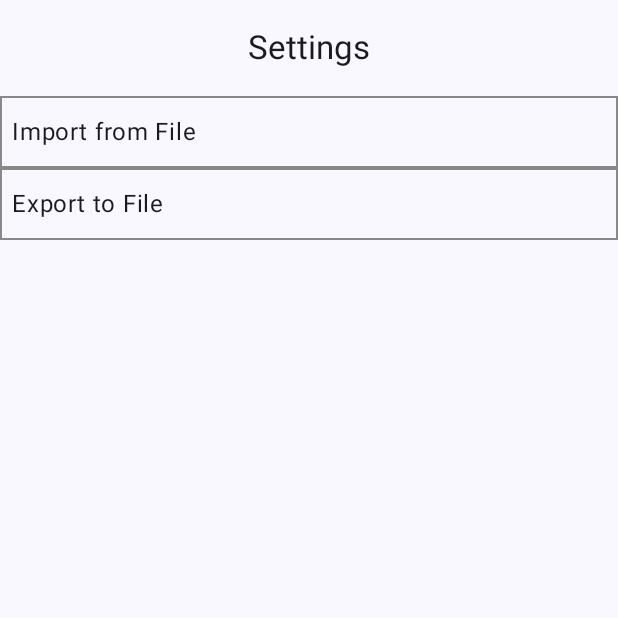
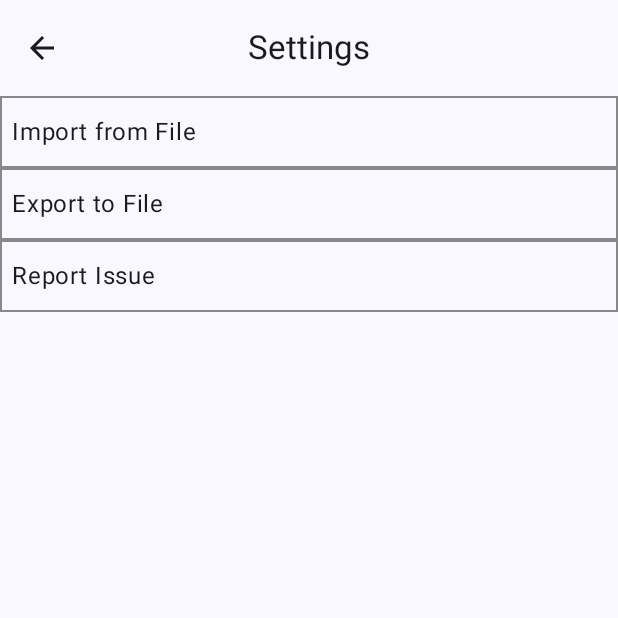
Before and after one commit to Donovan-Wilder/BloodPressureHQ, an Android app built with Jetpack Compose: the SettingsScreen screen opened through its navigation route, on a phone screen of 412 x 824 dp, the top half of it. Run offline under Robolectric (Android 15) with nearby library versions, the light colour scheme and no system bars; our stand-ins replace Room's generated code; libraries missing offline, so code that uses them is left out: com.github.mikephil.charting; 1 statement that could not run was skipped.

Commit message:
feat: added a back button

```diff
--- a/app/src/main/java/com/donovanwilder/android/bloodpressurehq/MainActivity.kt
+++ b/app/src/main/java/com/donovanwilder/android/bloodpressurehq/MainActivity.kt
@@ -72,14 +72,17 @@ class MainActivity : ComponentActivity() {
                                 viewModel.addRecords(record)
                             }
                         }
-                    val toast = Toast.makeText(LocalContext.current,"Records Added", Toast.LENGTH_SHORT)
-                    val exportCsvLauncher = rememberLauncherForActivityResult(ActivityResultContracts.StartActivityForResult()) { result ->
+                    val toast =
+                        Toast.makeText(LocalContext.current, "Records Added", Toast.LENGTH_SHORT)
+                    val exportCsvLauncher =
+                        rememberLauncherForActivityResult(ActivityResultContracts.StartActivityForResult()) { result ->
                             val uri = result.data!!.data!!
                             lifecycleScope.launch {
                                 try {
                                     val parcelFileDescriptor =
                                         contentResolver.openFileDescriptor(uri, "w")
-                                val fos = FileOutputStream(parcelFileDescriptor!!.fileDescriptor)
+                                    val fos =
+                                        FileOutputStream(parcelFileDescriptor!!.fileDescriptor)
                                     val bpRecordCsvString =
                                         CsvTools.createCsvString(viewModel.getAllRecords().first())
                                     val writer = OutputStreamWriter(fos)
@@ -92,7 +95,9 @@ class MainActivity : ComponentActivity() {
                             }
                             toast.show()
                         }
-
+                    val emailReportLauncher =
+                        rememberLauncherForActivityResult(ActivityResultContracts.StartActivityForResult()) { result ->
+                        }
 
                     NavHost(navController = navController, startDestination = "home_screen") {
                         composable("home_screen") {
@@ -103,11 +108,18 @@ class MainActivity : ComponentActivity() {
                             })
                         }
                         composable("settings_screen") {
-                            SettingsScreen(onImportCsv = {
+                            SettingsScreen(
+                                onImportCsv = {
                                     importCsvLauncher.launch(it)
                                 },
                                 onExportCsv = {
                                     exportCsvLauncher.launch(it)
+                                },
+                                onReportIssue = {
+                                   emailReportLauncher.launch(it)
+                                },
+                                onBackPressed = {
+                                    navController.popBackStack()
                                 })
                         }
                     }
--- a/app/src/main/java/com/donovanwilder/android/bloodpressurehq/ui/SettingsScreen.kt
+++ b/app/src/main/java/com/donovanwilder/android/bloodpressurehq/ui/SettingsScreen.kt
@@ -9,8 +9,12 @@ import androidx.compose.foundation.layout.Row
 import androidx.compose.foundation.layout.fillMaxWidth
 import androidx.compose.foundation.layout.height
 import androidx.compose.foundation.layout.padding
+import androidx.compose.material.icons.Icons
+import androidx.compose.material.icons.filled.ArrowBack
 import androidx.compose.material3.CenterAlignedTopAppBar
 import androidx.compose.material3.ExperimentalMaterial3Api
+import androidx.compose.material3.Icon
+import androidx.compose.material3.IconButton
 import androidx.compose.material3.Scaffold
 import androidx.compose.material3.Text
 import androidx.compose.runtime.Composable
@@ -25,15 +29,26 @@ import androidx.compose.ui.unit.dp
 @Preview
 @Composable
 fun SettingsScreenPreview() {
-    SettingsScreen({},{})
+    SettingsScreen({}, {},{},{})
 }
 
 @OptIn(ExperimentalMaterial3Api::class)
 @Composable
-fun SettingsScreen(onImportCsv:(Intent)->Unit,onExportCsv:(Intent)->Unit) {
+fun SettingsScreen(onImportCsv: (Intent) -> Unit, onExportCsv: (Intent) -> Unit, onReportIssue: (Intent)->Unit, onBackPressed: ()->Unit) {
 
     val toast = Toast.makeText(LocalContext.current, "File Imported", Toast.LENGTH_SHORT)
-    Scaffold(topBar = { CenterAlignedTopAppBar(title = { Text(text = "Settings") }) }) {
+    Scaffold(topBar = {
+        CenterAlignedTopAppBar(
+            title = { Text(text = "Settings") },
+            navigationIcon = {
+                IconButton(onClick = { onBackPressed }) {
+                    Icon(
+                        imageVector = Icons.Filled.ArrowBack,
+                        contentDescription = "Back"
+                    )
+                }
+            })
+    }) {
         Column(modifier = Modifier.padding(it)) {
             Row(
                 Modifier
@@ -72,6 +87,25 @@ fun SettingsScreen(onImportCsv:(Intent)->Unit,onExportCsv:(Intent)->Unit) {
             ) {
                 Text(text = "Export to File")
             }
+            Row(
+                Modifier
+                    .border(1.dp, Color.Gray)
+                    .clickable {
+                        val intent = Intent(Intent.ACTION_SEND).apply {
+                            putExtra(Intent.EXTRA_EMAIL, "info@donovanwilder.com")
+                            type = "text/plain"
+                            putExtra(Intent.EXTRA_TITLE, "BpRecords")
+                        }
+                        onReportIssue(intent)
+
+                    }
+                    .height(48.dp)
+                    .fillMaxWidth()
+                    .padding(8.dp),
+                verticalAlignment = Alignment.CenterVertically
+            ) {
+                Text(text = "Report Issue")
+            }
         }
 
     }
```
Lines whose indentation alone changed are shown as unchanged.
